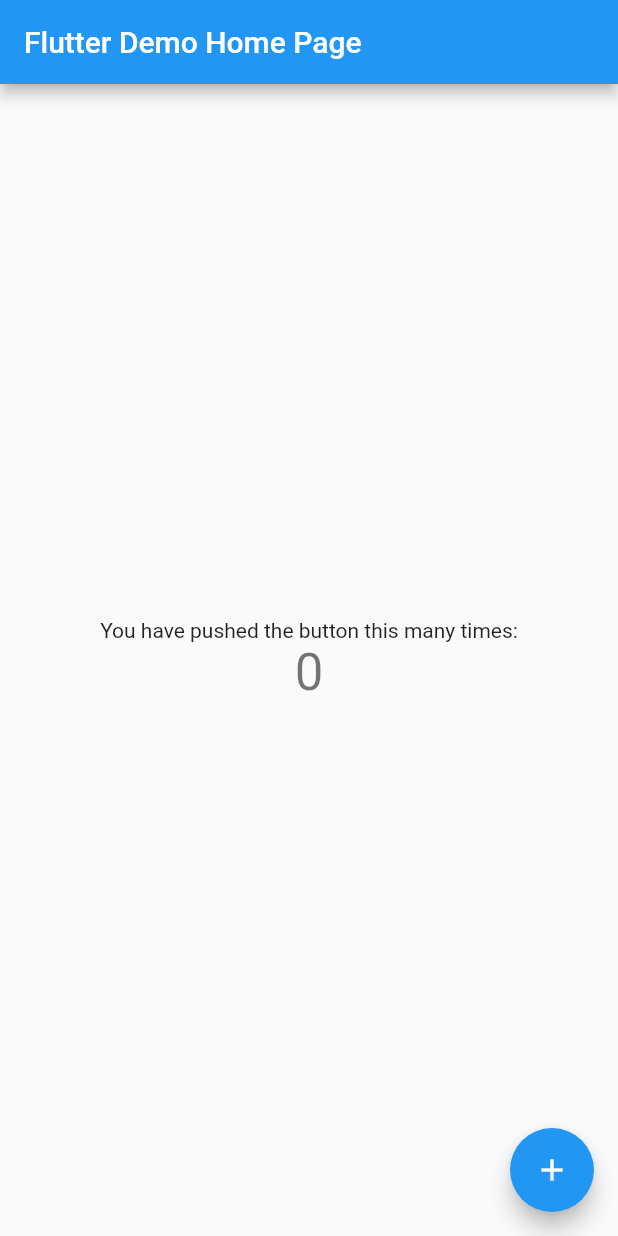
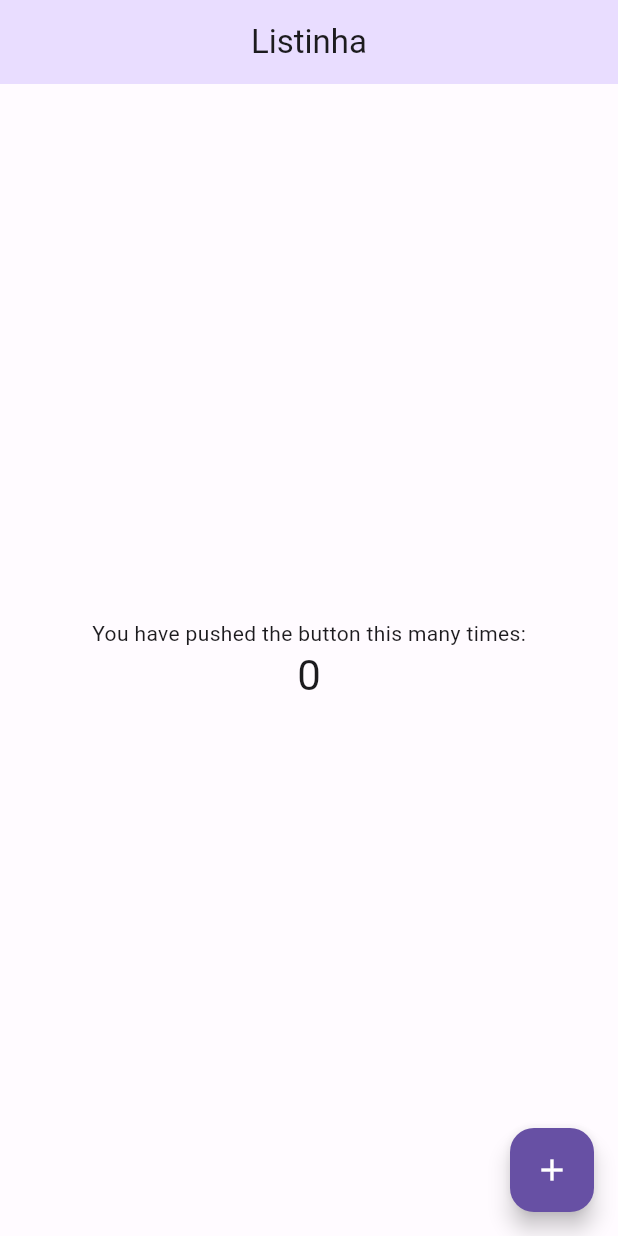
Before and after one commit to andrelucasv/listinha, a Flutter app: the screen it shows after launch, on a phone screen of 412 x 824 dp. Run offline on Flutter 3.47's test engine with Material 2 defaults, Android fonts, the phone set to English and light mode, and no system bars.

```diff
--- a/app/lib/main.dart
+++ b/app/lib/main.dart
@@ -1,4 +1,5 @@
 import 'package:flutter/material.dart';
+import 'package:listinha/src/shared/themes/themes.dart';
 
 void main() {
   runApp(const MyApp());
@@ -12,19 +13,10 @@ class MyApp extends StatelessWidget {
   Widget build(BuildContext context) {
     return MaterialApp(
       title: 'Flutter Demo',
-      theme: ThemeData(
-        // This is the theme of your application.
-        //
-        // Try running your application with "flutter run". You'll see the
-        // application has a blue toolbar. Then, without quitting the app, try
-        // changing the primarySwatch below to Colors.green and then invoke
-        // "hot reload" (press "r" in the console where you ran "flutter run",
-        // or simply save your changes to "hot reload" in a Flutter IDE).
-        // Notice that the counter didn't reset back to zero; the application
-        // is not restarted.
-        primarySwatch: Colors.blue,
-      ),
-      home: const MyHomePage(title: 'Flutter Demo Home Page'),
+      debugShowCheckedModeBanner: false,
+      theme: lightTheme,
+      darkTheme: darkTheme,
+      home: const MyHomePage(title: 'Listinha'),
     );
   }
 }
--- /dev/null
+++ b/app/lib/src/app_widget.dart
@@ -0,0 +1,20 @@
+import 'package:flutter/material.dart';
+import 'package:listinha/main.dart';
+
+import 'shared/themes/themes.dart';
+
+class AppWidget extends StatelessWidget {
+  const AppWidget({super.key});
+
+  // This widget is the root of your application.
+  @override
+  Widget build(BuildContext context) {
+    return MaterialApp(
+      title: 'Flutter Demo',
+      debugShowCheckedModeBanner: false,
+      theme: lightTheme,
+      darkTheme: darkTheme,
+      home: const MyHomePage(title: 'Listinha'),
+    );
+  }
+}
--- /dev/null
+++ b/app/lib/src/shared/themes/themes.dart
@@ -0,0 +1,25 @@
+import 'package:flutter/material.dart';
+
+part 'color_schemes.g.dart';
+
+final lightTheme = ThemeData(
+  useMaterial3: true,
+  colorScheme: _lightColorScheme,
+  appBarTheme: AppBarTheme(
+    centerTitle: true,
+    backgroundColor: _lightColorScheme.primaryContainer,
+  ),
+  floatingActionButtonTheme: FloatingActionButtonThemeData(
+    backgroundColor: _lightColorScheme.primary,
+    foregroundColor: Colors.white,
+  ),
+);
+
+final darkTheme = ThemeData(
+  useMaterial3: true,
+  colorScheme: _darkColorScheme,
+  appBarTheme: AppBarTheme(
+    centerTitle: true,
+    backgroundColor: _darkColorScheme.primaryContainer,
+  ),
+);
```
Also changed, not shown: app/lib/src/shared/themes/color_schemes.g.dart (added).
